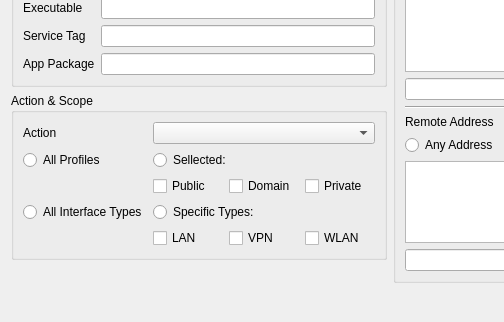
Old version of the form MajorPrivacy/Forms/FirewallRuleWnd.ui in the repository xanasoft/MajorPrivacy; both pictures show x 0 to 504 and y 244 to 566 of the 780 by 566 pixel window.
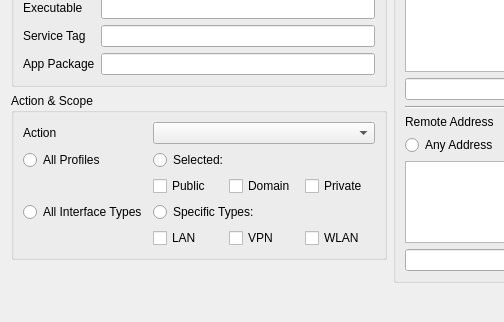
New version of the form.

```diff
--- a/MajorPrivacy/Forms/FirewallRuleWnd.ui
+++ b/MajorPrivacy/Forms/FirewallRuleWnd.ui
@@ -244,7 +244,7 @@
       <item row="1" column="1" colspan="3">
        <widget class="QRadioButton" name="radProfileCustom">
         <property name="text">
-         <string>Sellected:</string>
+         <string>Selected:</string>
         </property>
         <attribute name="buttonGroup">
          <string notr="true">radProfiles</string>
```
